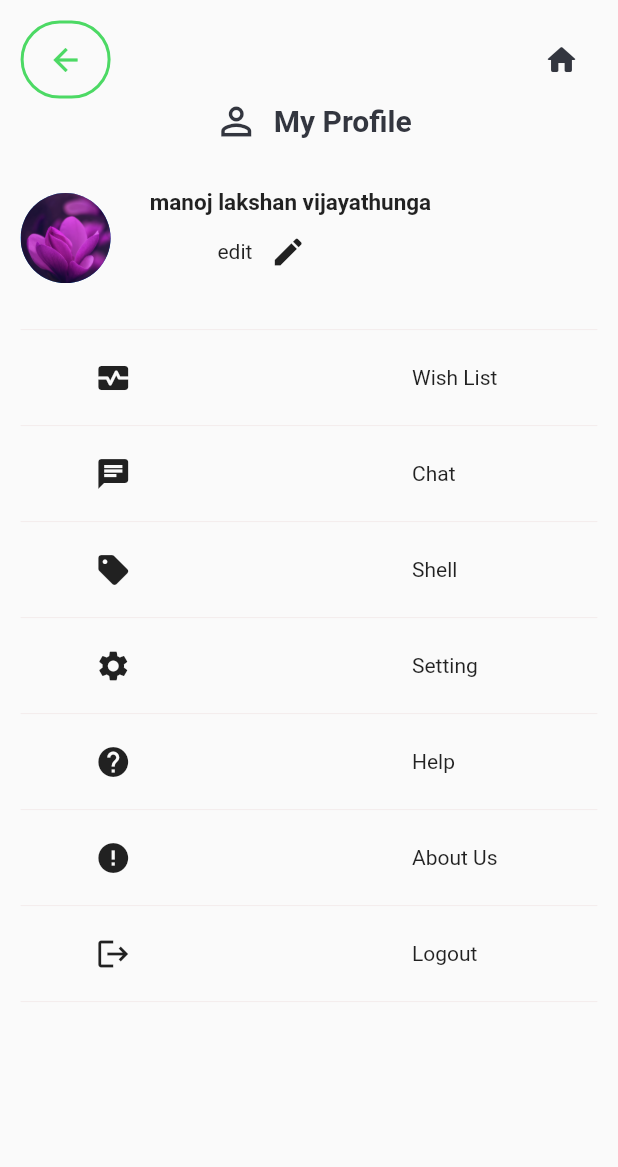
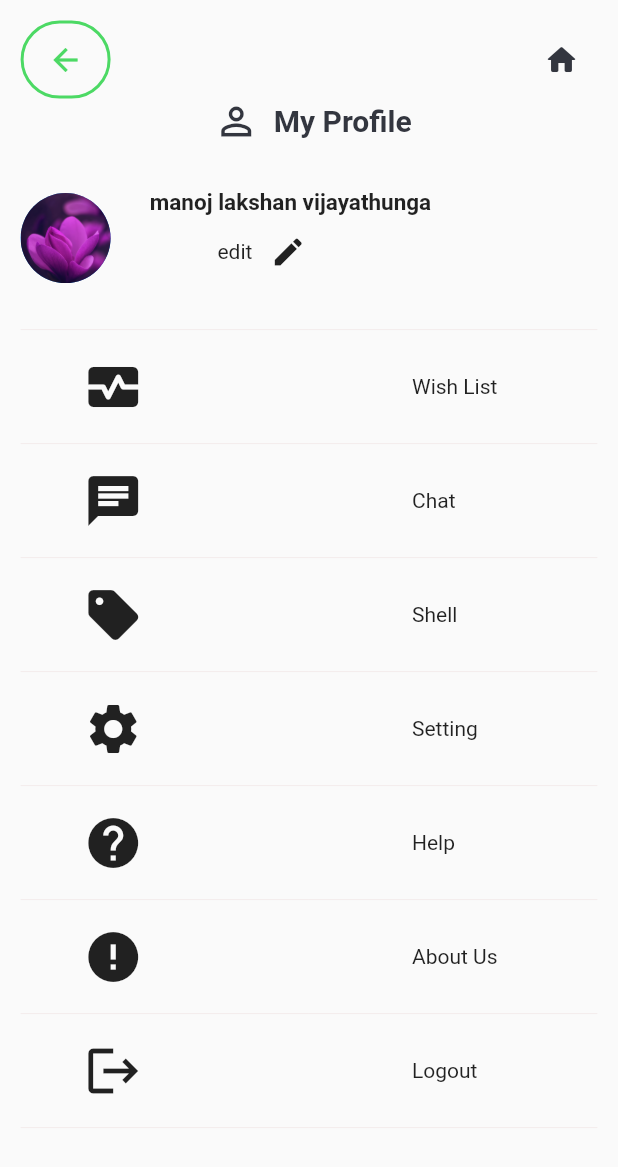
Before and after one commit to virokalu/ProjectBloem, a Flutter app: the UserProfile screen opened by its route, on a phone screen of 412 x 824 dp. Shown: the top 1167 px of the screen. Run offline on Flutter 3.47's test engine with Material 2 defaults, Android fonts, the phone set to English and light mode, and no system bars; our stand-ins replace device_preview, socket_io_client; Roboto replaces fonts that are missing (Poppins).

Commit message:
profile screen update

```diff
--- a/lib/screens/user_profile/iconwith_text.dart
+++ b/lib/screens/user_profile/iconwith_text.dart
@@ -1,5 +1,4 @@
 import "package:flutter/material.dart";
-//import "package:project_bloem/screens/homo_screen/home_screen.dart";
 
 class IconWithText extends StatelessWidget {
 
@@ -13,20 +12,26 @@ class IconWithText extends StatelessWidget {
   Widget build(BuildContext context) {
     var size = MediaQuery.of(context).size;
     var width = size.width;
-    return Row(
-        children: [
-          Expanded(
-           child: IconButton(
-              onPressed: (){
+    return Container(
+      height: 60,
+      child: InkWell(
+        onTap: () {
                     if(icon == Icons.monitor_heart_rounded){Navigator.pushNamed(context, '/mybusket');}
                     else if(icon == Icons.sell){Navigator.pushNamed(context, '/selling');}
-                  else if(icon == Icons.chat){Navigator.pushNamed(context, '/chat');}
+                    else if(icon == Icons.chat){
+                      Navigator.pushNamed(context, '/chat');
+                    }
                     else if(icon == Icons.settings){Navigator.pushNamed(context, '/setting');}
                     else if(icon == Icons.help){Navigator.pushNamed(context, '/help');}
                     else if(icon == Icons.error){Navigator.pushNamed(context, '/about us');}
                     else if(icon == Icons.logout){Navigator.pushNamed(context, '/login');}
         },
-              icon: Icon(icon),
+        child: Row(
+            children: [
+              Expanded(
+               child: Icon(
+                  icon,
+                  size: 40,
                ),
               ),
               SizedBox(width: width/3,),
@@ -39,6 +44,8 @@ class IconWithText extends StatelessWidget {
 
             ],
 
+        ),
+      ),
     );
   }
 }
```
Lines whose indentation alone changed are shown as unchanged.
